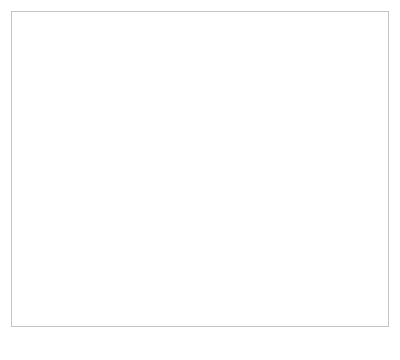
The window that girisEkrani.ui (Sisli-Anadolu-Lisesi-Yazilim-Grubu/tubitak-sal-android) describes before a commit, drawn with Qt 5.
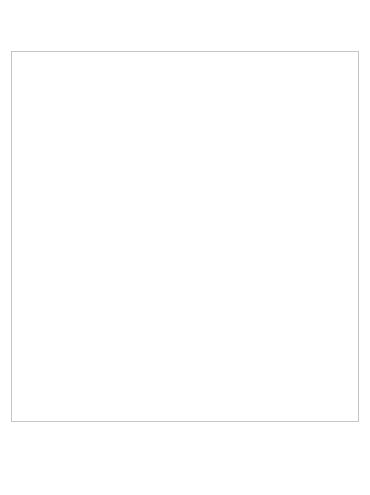
The same window after the commit. Icons and pictures are not drawn.

The edit to the form file:
```diff
--- a/girisEkrani.ui
+++ b/girisEkrani.ui
@@ -6,28 +6,16 @@
    <rect>
     <x>0</x>
     <y>0</y>
-    <width>400</width>
-    <height>360</height>
+    <width>370</width>
+    <height>495</height>
    </rect>
   </property>
   <property name="sizePolicy">
-   <sizepolicy hsizetype="Fixed" vsizetype="Fixed">
+   <sizepolicy hsizetype="Expanding" vsizetype="Expanding">
     <horstretch>0</horstretch>
     <verstretch>0</verstretch>
    </sizepolicy>
   </property>
-  <property name="minimumSize">
-   <size>
-    <width>400</width>
-    <height>350</height>
-   </size>
-  </property>
-  <property name="maximumSize">
-   <size>
-    <width>400</width>
-    <height>360</height>
-   </size>
-  </property>
   <property name="windowTitle">
    <string>TÜBİTAK 4006 ŞAL</string>
   </property>
@@ -39,21 +27,51 @@
    <string notr="true">background-color: rgb(255, 255, 255);</string>
   </property>
   <widget class="QWidget" name="centralWidget">
-   <layout class="QVBoxLayout" name="verticalLayout_2">
+   <property name="sizePolicy">
+    <sizepolicy hsizetype="Fixed" vsizetype="Fixed">
+     <horstretch>0</horstretch>
+     <verstretch>0</verstretch>
+    </sizepolicy>
+   </property>
+   <layout class="QVBoxLayout" name="verticalLayout_2" stretch="0,1,0">
     <item>
-     <layout class="QVBoxLayout" name="verticalLayout">
-      <item>
-       <layout class="QHBoxLayout" name="horizontalLayout">
-        <item>
-         <widget class="QGraphicsView" name="graphicsView">
-          <property name="styleSheet">
-           <string notr="true">border-image: url(:/sal-logo/resimler/sal-logo.png);</string>
-          </property>
-         </widget>
-        </item>
-       </layout>
-      </item>
-     </layout>
+     <spacer name="verticalSpacer">
+      <property name="orientation">
+       <enum>Qt::Vertical</enum>
+      </property>
+      <property name="sizeType">
+       <enum>QSizePolicy::Fixed</enum>
+      </property>
+      <property name="sizeHint" stdset="0">
+       <size>
+        <width>20</width>
+        <height>40</height>
+       </size>
+      </property>
+     </spacer>
+    </item>
+    <item>
+     <widget class="QGraphicsView" name="graphicsView">
+      <property name="styleSheet">
+       <string notr="true">border-image: url(:/sal-logo/resimler/sal-logo.png);</string>
+      </property>
+     </widget>
+    </item>
+    <item>
+     <spacer name="verticalSpacer_2">
+      <property name="orientation">
+       <enum>Qt::Vertical</enum>
+      </property>
+      <property name="sizeType">
+       <enum>QSizePolicy::Fixed</enum>
+      </property>
+      <property name="sizeHint" stdset="0">
+       <size>
+        <width>20</width>
+        <height>40</height>
+       </size>
+      </property>
+     </spacer>
     </item>
    </layout>
   </widget>
```
Left out of the diff: 2 changed lines with no effect on the pictures.
